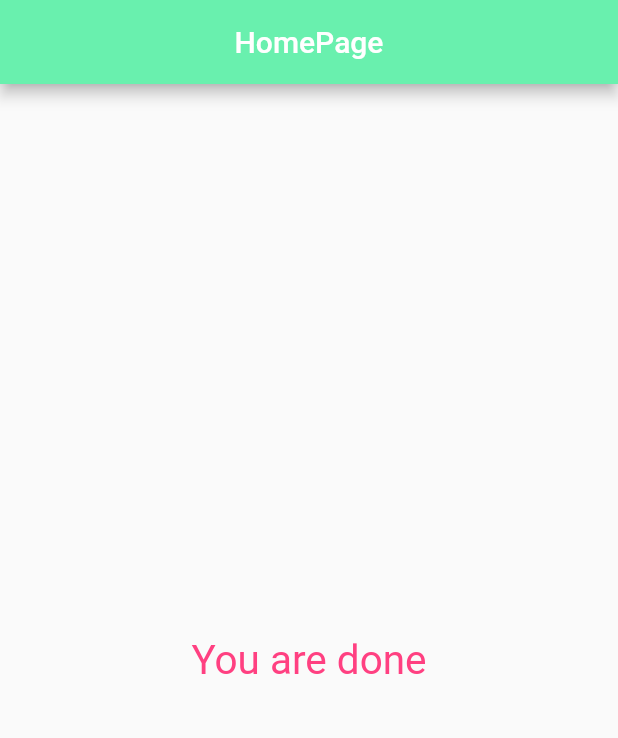
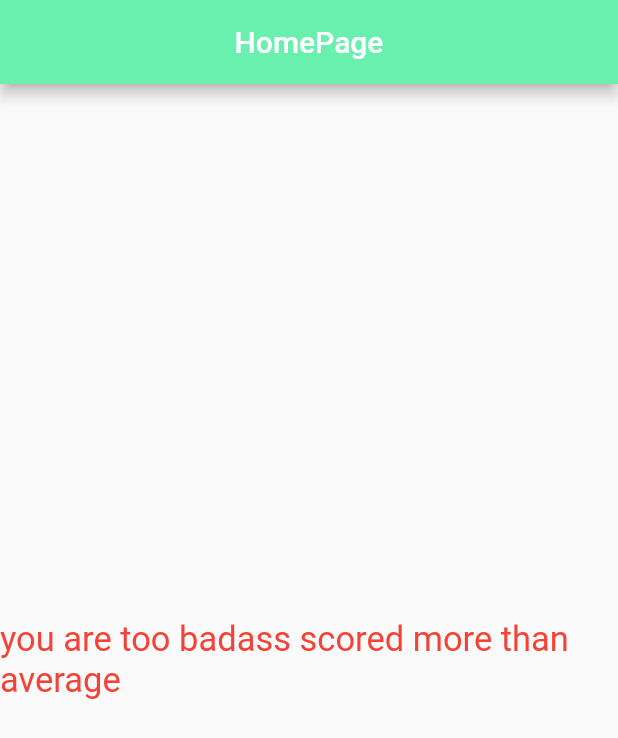
Before and after one commit to SubashMuruganDev/Flutter-QuizApp, a Flutter app: the screen it shows after launch, after a tap on "Cat", after a tap on "FridRice", after a tap on "Audi", on a phone screen of 412 x 824 dp. Shown: the top 738 px of the screen. Run offline on Flutter 3.47's test engine with Material 2 defaults, Android fonts, the phone set to English and light mode, and no system bars.

Commit message:
given result based on Total Score callculated

```diff
--- a/lib/main.dart
+++ b/lib/main.dart
@@ -72,7 +72,9 @@ class _MyAppState extends State<MyApp> {
                 questions: questions,
                 onPressed: onPressed,
               )
-            : Result(),
+            : Result(
+                totalScore: totalScore,
+              ),
       ),
     );
   }
--- a/lib/result.dart
+++ b/lib/result.dart
@@ -1,11 +1,37 @@
 import 'package:flutter/material.dart';
-import 'C_TextWidget.dart';
+
+//import 'C_TextWidget.dart';
 
 class Result extends StatelessWidget {
+  final int totalScore;
+
+  Result({this.totalScore});
+
+  String get result {
+    String resultText;
+    if (totalScore >= 50 && totalScore <= 100) {
+      resultText = 'you are better but not enough';
+      print(totalScore);
+    } else if (totalScore < 50) {
+      resultText = 'Suggest to take retest';
+      print(totalScore);
+    } else {
+      resultText = 'you are too badass scored more than average';
+      print(totalScore);
+    }
+    return resultText;
+  }
+
   @override
   Widget build(BuildContext context) {
     return Center(
-      child: C_TextWidget('You are done'),
+      child: Text(
+        result,
+        style: TextStyle(
+          fontSize: 23,
+          color: Colors.red,
+        ),
+      ),
     );
   }
 }
```
